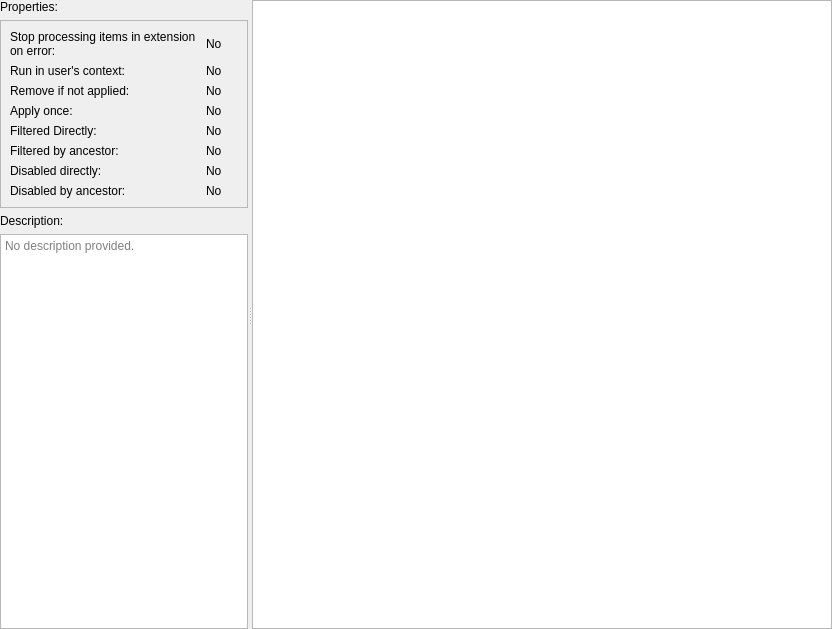
august-alt/policy-preferences-editor-prototype, file src/apps/mvvm-folders/common/tabledetailswidget.ui: the form before one commit.
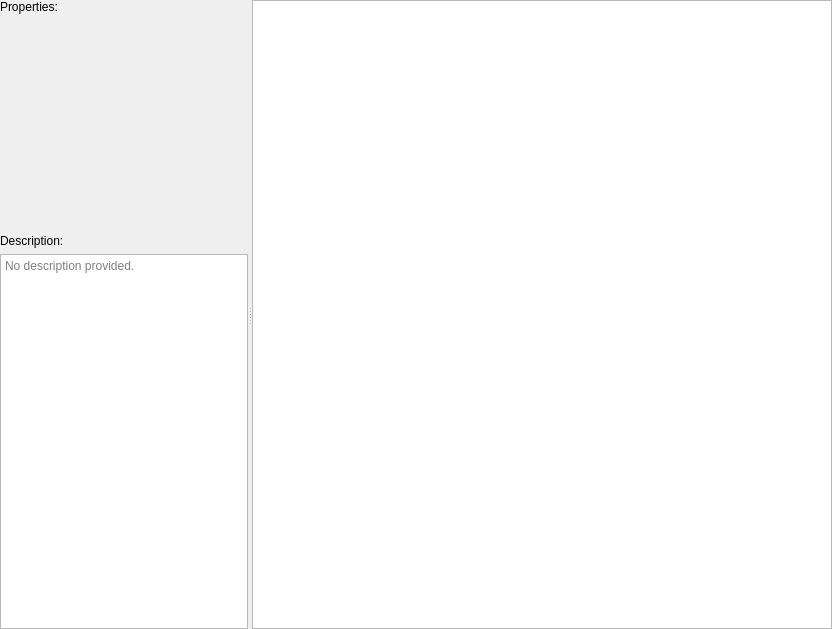
The form after the commit. Custom widgets are drawn as their Qt base class.

Commit message: chore: refactor table detail widget

```diff
--- a/src/apps/mvvm-folders/common/tabledetailswidget.ui
+++ b/src/apps/mvvm-folders/common/tabledetailswidget.ui
@@ -56,236 +56,13 @@
         </widget>
        </item>
        <item>
-        <widget class="QFrame" name="frame">
-         <property name="frameShape">
-          <enum>QFrame::StyledPanel</enum>
+        <widget class="mvvm_folders::PropertiesWidget" name="propertiesWidget" native="true">
+         <property name="minimumSize">
+          <size>
+           <width>232</width>
+           <height>208</height>
+          </size>
          </property>
-         <property name="frameShadow">
-          <enum>QFrame::Raised</enum>
-         </property>
-         <layout class="QVBoxLayout" name="verticalLayout_2">
-          <item>
-           <layout class="QGridLayout" name="gridLayout">
-            <item row="0" column="0">
-             <widget class="QLabel" name="stopProcessingLabel">
-              <property name="sizePolicy">
-               <sizepolicy hsizetype="Preferred" vsizetype="Preferred">
-                <horstretch>6</horstretch>
-                <verstretch>0</verstretch>
-               </sizepolicy>
-              </property>
-              <property name="text">
-               <string>Stop processing items in extension on error:</string>
-              </property>
-              <property name="wordWrap">
-               <bool>true</bool>
-              </property>
-             </widget>
-            </item>
-            <item row="0" column="1">
-             <widget class="QLabel" name="stopProcessingStatusLabel">
-              <property name="sizePolicy">
-               <sizepolicy hsizetype="Preferred" vsizetype="Preferred">
-                <horstretch>1</horstretch>
-                <verstretch>0</verstretch>
-               </sizepolicy>
-              </property>
-              <property name="text">
-               <string>No</string>
-              </property>
-             </widget>
-            </item>
-            <item row="1" column="0">
-             <widget class="QLabel" name="runInUsersContextLabel">
-              <property name="sizePolicy">
-               <sizepolicy hsizetype="Preferred" vsizetype="Preferred">
-                <horstretch>6</horstretch>
-                <verstretch>0</verstretch>
-               </sizepolicy>
-              </property>
-              <property name="text">
-               <string>Run in user's context:</string>
-              </property>
-              <property name="wordWrap">
-               <bool>true</bool>
-              </property>
-             </widget>
-            </item>
-            <item row="1" column="1">
-             <widget class="QLabel" name="runInUsersContextStatusLabel">
-              <property name="sizePolicy">
-               <sizepolicy hsizetype="Preferred" vsizetype="Preferred">
-                <horstretch>1</horstretch>
-                <verstretch>0</verstretch>
-               </sizepolicy>
-              </property>
-              <property name="text">
-               <string>No</string>
-              </property>
-             </widget>
-            </item>
-            <item row="2" column="0">
-             <widget class="QLabel" name="removeIfNotAppliedLabel">
-              <property name="sizePolicy">
-               <sizepolicy hsizetype="Preferred" vsizetype="Preferred">
-                <horstretch>6</horstretch>
-                <verstretch>0</verstretch>
-               </sizepolicy>
-              </property>
-              <property name="text">
-               <string>Remove if not applied:</string>
-              </property>
-              <property name="wordWrap">
-               <bool>true</bool>
-              </property>
-             </widget>
-            </item>
-            <item row="2" column="1">
-             <widget class="QLabel" name="removeIfNotAppliedStatusLabel">
-              <property name="sizePolicy">
-               <sizepolicy hsizetype="Preferred" vsizetype="Preferred">
-                <horstretch>1</horstretch>
-                <verstretch>0</verstretch>
-               </sizepolicy>
-              </property>
-              <property name="text">
-               <string>No</string>
-              </property>
-             </widget>
-            </item>
-            <item row="3" column="0">
-             <widget class="QLabel" name="applyOnceLabel">
-              <property name="sizePolicy">
-               <sizepolicy hsizetype="Preferred" vsizetype="Preferred">
-                <horstretch>6</horstretch>
-                <verstretch>0</verstretch>
-               </sizepolicy>
-              </property>
-              <property name="text">
-               <string>Apply once:</string>
-              </property>
-             </widget>
-            </item>
-            <item row="3" column="1">
-             <widget class="QLabel" name="applyOnceStatusLabel">
-              <property name="sizePolicy">
-               <sizepolicy hsizetype="Preferred" vsizetype="Preferred">
-                <horstretch>1</horstretch>
-                <verstretch>0</verstretch>
-               </sizepolicy>
-              </property>
-              <property name="text">
-               <string>No</string>
-              </property>
-             </widget>
-            </item>
-            <item row="4" column="0">
-             <widget class="QLabel" name="filteredDirectlyLabel">
-              <property name="sizePolicy">
-               <sizepolicy hsizetype="Preferred" vsizetype="Preferred">
-                <horstretch>6</horstretch>
-                <verstretch>0</verstretch>
-               </sizepolicy>
-              </property>
-              <property name="text">
-               <string>Filtered Directly:</string>
-              </property>
-             </widget>
-            </item>
-            <item row="4" column="1">
-             <widget class="QLabel" name="filteredDirectlyStatusLabel">
-              <property name="sizePolicy">
-               <sizepolicy hsizetype="Preferred" vsizetype="Preferred">
-                <horstretch>1</horstretch>
-                <verstretch>0</verstretch>
-               </sizepolicy>
-              </property>
-              <property name="text">
-               <string>No</string>
-              </property>
-             </widget>
-            </item>
-            <item row="5" column="0">
-             <widget class="QLabel" name="filteredByAncestorLabel">
-              <property name="sizePolicy">
-               <sizepolicy hsizetype="Preferred" vsizetype="Preferred">
-                <horstretch>6</horstretch>
-                <verstretch>0</verstretch>
-               </sizepolicy>
-              </property>
-              <property name="text">
-               <string>Filtered by ancestor:</string>
-              </property>
-             </widget>
-            </item>
-            <item row="5" column="1">
-             <widget class="QLabel" name="filteredByAncestorStatusLabel">
-              <property name="sizePolicy">
-               <sizepolicy hsizetype="Preferred" vsizetype="Preferred">
-                <horstretch>1</horstretch>
-                <verstretch>0</verstretch>
-               </sizepolicy>
-              </property>
-              <property name="text">
-               <string>No</string>
-              </property>
-             </widget>
-            </item>
-            <item row="6" column="0">
-             <widget class="QLabel" name="disabledDirectlyLabel">
-              <property name="sizePolicy">
-               <sizepolicy hsizetype="Preferred" vsizetype="Preferred">
-                <horstretch>6</horstretch>
-                <verstretch>0</verstretch>
-               </sizepolicy>
-              </property>
-              <property name="text">
-               <string>Disabled directly:</string>
-              </property>
-             </widget>
-            </item>
-            <item row="6" column="1">
-             <widget class="QLabel" name="disabledDirectlyStatusLabel">
-              <property name="sizePolicy">
-               <sizepolicy hsizetype="Preferred" vsizetype="Preferred">
-                <horstretch>1</horstretch>
-                <verstretch>0</verstretch>
-               </sizepolicy>
-              </property>
-              <property name="text">
-               <string>No</string>
-              </property>
-             </widget>
-            </item>
-            <item row="7" column="0">
-             <widget class="QLabel" name="disabledByAncestorLabel">
-              <property name="sizePolicy">
-               <sizepolicy hsizetype="Preferred" vsizetype="Preferred">
-                <horstretch>6</horstretch>
-                <verstretch>0</verstretch>
-               </sizepolicy>
-              </property>
-              <property name="text">
-               <string>Disabled by ancestor:</string>
-              </property>
-             </widget>
-            </item>
-            <item row="7" column="1">
-             <widget class="QLabel" name="disabledByAncestorStatusLabel">
-              <property name="sizePolicy">
-               <sizepolicy hsizetype="Preferred" vsizetype="Preferred">
-                <horstretch>1</horstretch>
-                <verstretch>0</verstretch>
-               </sizepolicy>
-              </property>
-              <property name="text">
-               <string>No</string>
-              </property>
-             </widget>
-            </item>
-           </layout>
-          </item>
-         </layout>
         </widget>
        </item>
        <item>
@@ -316,6 +93,14 @@
    </item>
   </layout>
  </widget>
+ <customwidgets>
+  <customwidget>
+   <class>mvvm_folders::PropertiesWidget</class>
+   <extends>QWidget</extends>
+   <header>common/propertieswidget.h</header>
+   <container>1</container>
+  </customwidget>
+ </customwidgets>
  <resources/>
  <connections/>
 </ui>
```
The commit also changes 2 other files.
